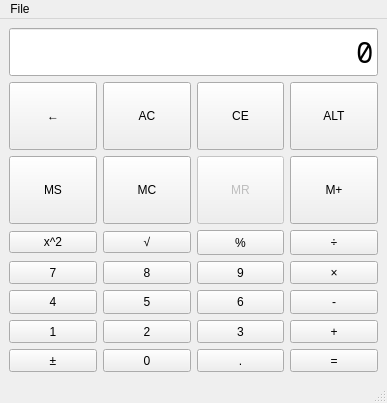
This is mainwindow.ui in bonevelous/basicalc as Qt 5 draws it before an edit. The edited form follows.
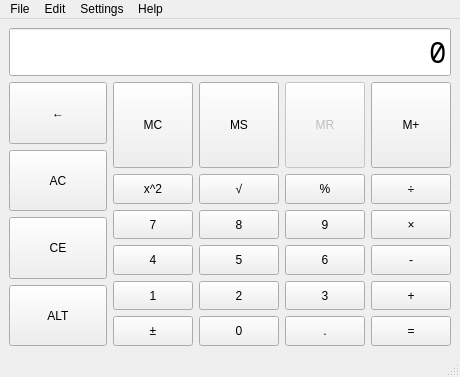
This is the edited form. Custom widgets are drawn as their Qt base class.

Commit message: Main Window UI update

The edit to the form file:
```diff
--- a/mainwindow.ui
+++ b/mainwindow.ui
@@ -6,8 +6,8 @@
    <rect>
     <x>0</x>
     <y>0</y>
-    <width>387</width>
-    <height>403</height>
+    <width>460</width>
+    <height>377</height>
    </rect>
   </property>
   <property name="sizePolicy">
@@ -21,7 +21,147 @@
   </property>
   <widget class="QWidget" name="centralwidget">
    <layout class="QGridLayout" name="gridLayout_2">
+    <item row="0" column="0" colspan="3">
+     <widget class="QLineEdit" name="calcEntry">
+      <property name="sizePolicy">
+       <sizepolicy hsizetype="Expanding" vsizetype="Fixed">
+        <horstretch>0</horstretch>
+        <verstretch>0</verstretch>
+       </sizepolicy>
+      </property>
+      <property name="font">
+       <font>
+        <family>Noto Sans Mono</family>
+        <pointsize>22</pointsize>
+       </font>
+      </property>
+      <property name="text">
+       <string>0</string>
+      </property>
+      <property name="alignment">
+       <set>Qt::AlignRight|Qt::AlignTrailing|Qt::AlignVCenter</set>
+      </property>
+      <property name="readOnly">
+       <bool>true</bool>
+      </property>
+     </widget>
+    </item>
+    <item row="2" column="0" rowspan="3" colspan="2">
+     <layout class="QGridLayout" name="gridLayout_3">
+      <item row="2" column="0">
+       <widget class="QPushButton" name="buttonAllCls">
+        <property name="sizePolicy">
+         <sizepolicy hsizetype="Minimum" vsizetype="Minimum">
+          <horstretch>0</horstretch>
+          <verstretch>0</verstretch>
+         </sizepolicy>
+        </property>
+        <property name="text">
+         <string>AC</string>
+        </property>
+       </widget>
+      </item>
+      <item row="3" column="0">
+       <widget class="QPushButton" name="buttonClsEntry">
+        <property name="sizePolicy">
+         <sizepolicy hsizetype="Minimum" vsizetype="Minimum">
+          <horstretch>0</horstretch>
+          <verstretch>0</verstretch>
+         </sizepolicy>
+        </property>
+        <property name="text">
+         <string>CE</string>
+        </property>
+       </widget>
+      </item>
+      <item row="0" column="0">
+       <widget class="QPushButton" name="buttonBack">
+        <property name="sizePolicy">
+         <sizepolicy hsizetype="Minimum" vsizetype="Minimum">
+          <horstretch>0</horstretch>
+          <verstretch>0</verstretch>
+         </sizepolicy>
+        </property>
+        <property name="text">
+         <string>←</string>
+        </property>
+       </widget>
+      </item>
+      <item row="4" column="0">
+       <widget class="QPushButton" name="buttonAltMode">
+        <property name="sizePolicy">
+         <sizepolicy hsizetype="Minimum" vsizetype="Minimum">
+          <horstretch>0</horstretch>
+          <verstretch>0</verstretch>
+         </sizepolicy>
+        </property>
+        <property name="text">
+         <string>ALT</string>
+        </property>
+       </widget>
+      </item>
+     </layout>
+    </item>
     <item row="2" column="2">
+     <layout class="QHBoxLayout" name="horizontalLayout_2">
+      <item>
+       <widget class="MemButton" name="buttonMC">
+        <property name="sizePolicy">
+         <sizepolicy hsizetype="Minimum" vsizetype="Minimum">
+          <horstretch>0</horstretch>
+          <verstretch>0</verstretch>
+         </sizepolicy>
+        </property>
+        <property name="text">
+         <string>MC</string>
+        </property>
+       </widget>
+      </item>
+      <item>
+       <widget class="MemButton" name="buttonMS">
+        <property name="sizePolicy">
+         <sizepolicy hsizetype="Minimum" vsizetype="Minimum">
+          <horstretch>0</horstretch>
+          <verstretch>0</verstretch>
+         </sizepolicy>
+        </property>
+        <property name="text">
+         <string>MS</string>
+        </property>
+       </widget>
+      </item>
+      <item>
+       <widget class="MemButton" name="buttonMR">
+        <property name="enabled">
+         <bool>false</bool>
+        </property>
+        <property name="sizePolicy">
+         <sizepolicy hsizetype="Minimum" vsizetype="Minimum">
+          <horstretch>0</horstretch>
+          <verstretch>0</verstretch>
+         </sizepolicy>
+        </property>
+        <property name="text">
+         <string>MR</string>
+        </property>
+       </widget>
+      </item>
+      <item>
+       <widget class="MemButton" name="buttonMAlt">
+        <property name="sizePolicy">
+         <sizepolicy hsizetype="Minimum" vsizetype="Minimum">
+          <horstretch>0</horstretch>
+          <verstretch>0</verstretch>
+         </sizepolicy>
+        </property>
+        <property name="text">
+         <string>M+</string>
+        </property>
+       </widget>
+      </item>
+     </layout>
+    </item>
+    <item row="3" column="2" rowspan="2">
      <layout class="QGridLayout" name="mainButtonGrid">
       <item row="5" column="1">
        <widget class="FuncButton" name="buttonSign">
@@ -199,6 +339,12 @@
       </item>
       <item row="1" column="1">
        <widget class="FuncButton" name="buttonPower">
+        <property name="sizePolicy">
+         <sizepolicy hsizetype="Minimum" vsizetype="Minimum">
+          <horstretch>0</horstretch>
+          <verstretch>0</verstretch>
+         </sizepolicy>
+        </property>
         <property name="text">
          <string>x^2</string>
         </property>
@@ -271,6 +417,12 @@
       </item>
       <item row="1" column="3">
        <widget class="FuncButton" name="buttonSquareRoot">
+        <property name="sizePolicy">
+         <sizepolicy hsizetype="Minimum" vsizetype="Minimum">
+          <horstretch>0</horstretch>
+          <verstretch>0</verstretch>
+         </sizepolicy>
+        </property>
         <property name="text">
          <string>√</string>
         </property>
@@ -278,142 +430,6 @@
       </item>
      </layout>
     </item>
-    <item row="0" column="2">
-     <widget class="QLineEdit" name="calcEntry">
-      <property name="sizePolicy">
-       <sizepolicy hsizetype="Expanding" vsizetype="Fixed">
-        <horstretch>0</horstretch>
-        <verstretch>0</verstretch>
-       </sizepolicy>
-      </property>
-      <property name="font">
-       <font>
-        <family>Noto Sans Mono</family>
-        <pointsize>22</pointsize>
-       </font>
-      </property>
-      <property name="text">
-       <string>0</string>
-      </property>
-      <property name="alignment">
-       <set>Qt::AlignRight|Qt::AlignTrailing|Qt::AlignVCenter</set>
-      </property>
-      <property name="readOnly">
-       <bool>true</bool>
-      </property>
-     </widget>
-    </item>
-    <item row="1" column="2">
-     <layout class="QGridLayout" name="gridLayout">
-      <item row="0" column="2">
-       <widget class="QPushButton" name="buttonClsEntry">
-        <property name="sizePolicy">
-         <sizepolicy hsizetype="Minimum" vsizetype="Minimum">
-          <horstretch>0</horstretch>
-          <verstretch>0</verstretch>
-         </sizepolicy>
-        </property>
-        <property name="text">
-         <string>CE</string>
-        </property>
-       </widget>
-      </item>
-      <item row="0" column="0">
-       <widget class="QPushButton" name="buttonBack">
-        <property name="sizePolicy">
-         <sizepolicy hsizetype="Minimum" vsizetype="Minimum">
-          <horstretch>0</horstretch>
-          <verstretch>0</verstretch>
-         </sizepolicy>
-        </property>
-        <property name="text">
-         <string>←</string>
-        </property>
-       </widget>
-      </item>
-      <item row="1" column="2">
-       <widget class="MemButton" name="buttonMR">
-        <property name="enabled">
-         <bool>false</bool>
-        </property>
-        <property name="sizePolicy">
-         <sizepolicy hsizetype="Minimum" vsizetype="Minimum">
-          <horstretch>0</horstretch>
-          <verstretch>0</verstretch>
-         </sizepolicy>
-        </property>
-        <property name="text">
-         <string>MR</string>
-        </property>
-       </widget>
-      </item>
-      <item row="1" column="0">
-       <widget class="MemButton" name="buttonMS">
-        <property name="sizePolicy">
-         <sizepolicy hsizetype="Minimum" vsizetype="Minimum">
-          <horstretch>0</horstretch>
-          <verstretch>0</verstretch>
-         </sizepolicy>
-        </property>
-        <property name="text">
-         <string>MS</string>
-        </property>
-       </widget>
-      </item>
-      <item row="1" column="1">
-       <widget class="MemButton" name="buttonMC">
-        <property name="sizePolicy">
-         <sizepolicy hsizetype="Minimum" vsizetype="Minimum">
-          <horstretch>0</horstretch>
-          <verstretch>0</verstretch>
-         </sizepolicy>
-        </property>
-        <property name="text">
-         <string>MC</string>
-        </property>
-       </widget>
-      </item>
-      <item row="0" column="3">
-       <widget class="QPushButton" name="buttonAltMode">
-        <property name="sizePolicy">
-         <sizepolicy hsizetype="Minimum" vsizetype="Minimum">
-          <horstretch>0</horstretch>
-          <verstretch>0</verstretch>
-         </sizepolicy>
-        </property>
-        <property name="text">
-         <string>ALT</string>
-        </property>
-       </widget>
-      </item>
-      <item row="0" column="1">
-       <widget class="QPushButton" name="buttonAllCls">
-        <property name="sizePolicy">
-         <sizepolicy hsizetype="Minimum" vsizetype="Minimum">
-          <horstretch>0</horstretch>
-          <verstretch>0</verstretch>
-         </sizepolicy>
-        </property>
-        <property name="text">
-         <string>AC</string>
-        </property>
-       </widget>
-      </item>
-      <item row="1" column="3">
-       <widget class="MemButton" name="buttonMAlt">
-        <property name="sizePolicy">
-         <sizepolicy hsizetype="Minimum" vsizetype="Minimum">
-          <horstretch>0</horstretch>
-          <verstretch>0</verstretch>
-         </sizepolicy>
-        </property>
-        <property name="text">
-         <string>M+</string>
-        </property>
-       </widget>
-      </item>
-     </layout>
-    </item>
    </layout>
   </widget>
   <widget class="QMenuBar" name="menubar">
@@ -421,7 +437,7 @@
     <rect>
      <x>0</x>
      <y>0</y>
-     <width>387</width>
+     <width>460</width>
      <height>30</height>
     </rect>
    </property>
@@ -431,7 +447,25 @@
     </property>
     <addaction name="actionQuit"/>
    </widget>
+   <widget class="QMenu" name="menuEdit">
+    <property name="title">
+     <string>Edit</string>
+    </property>
+   </widget>
+   <widget class="QMenu" name="menuSettings">
+    <property name="title">
+     <string>Settings</string>
+    </property>
+   </widget>
+   <widget class="QMenu" name="menuHelp">
+    <property name="title">
+     <string>Help</string>
+    </property>
+   </widget>
    <addaction name="menuFile"/>
+   <addaction name="menuEdit"/>
+   <addaction name="menuSettings"/>
+   <addaction name="menuHelp"/>
   </widget>
   <widget class="QStatusBar" name="statusbar"/>
   <action name="actionQuit">
```
